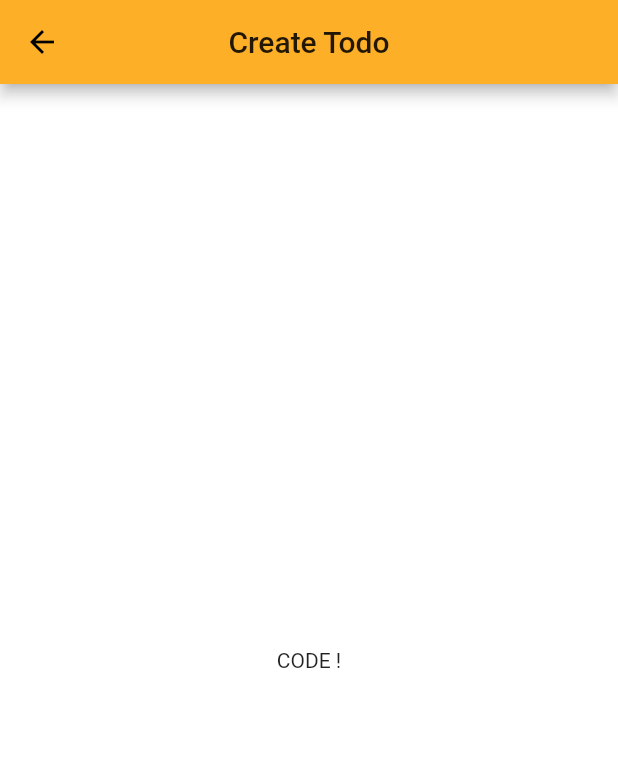
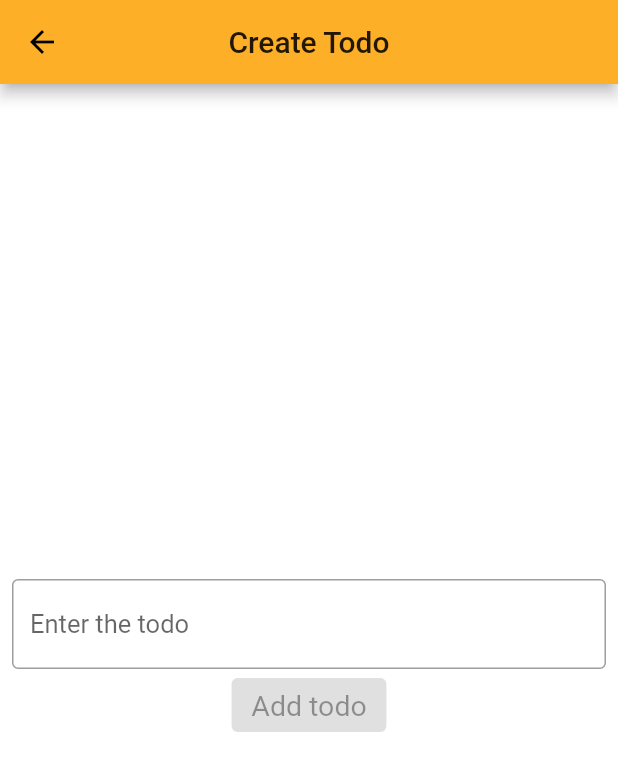
Before and after one commit to RashmiRanganathan/clean-code-architecture-flutter, a Flutter app: the TodoListScreen screen opened by its route, after a tap on the "add" icon, on a phone screen of 412 x 824 dp. Shown: the top 771 px of the screen. Run offline on Flutter 3.47's test engine with Material 2 defaults, Android fonts, the phone set to English and light mode, and no system bars; our stand-ins replace flutter_bloc, hive, kiwi; accounts and stored records are empty; generated files the repository leaves out were written again; Roboto replaces fonts that are missing (TTCommons).

Commit message:
Add UI components

```diff
--- a/lib/presentation/journey/todo/create_todo/create_todo_screen.dart
+++ b/lib/presentation/journey/todo/create_todo/create_todo_screen.dart
@@ -10,6 +10,9 @@ class CreateTodoScreen extends StatefulWidget {
 }
 
 class _CreateTodoScreenState extends State<CreateTodoScreen> {
+
+  String todoValue = '';
+
   @override
   void initState() {
     super.initState();
@@ -20,14 +23,40 @@ class _CreateTodoScreenState extends State<CreateTodoScreen> {
     super.dispose();
   }
 
+  void onTextChange(value) {
+    setState(() {
+      todoValue = value;
+    });
+  }
+
+ void onPressedToDo() {
+   print(todoValue);
+   Navigator.pop(context, todoValue);
+  }
+
   @override
   Widget build(BuildContext buildContext) => Scaffold(
         appBar: AppBar(
           title: Text('Create Todo'),
           centerTitle: true,
         ),
-        body: Center(
-          child: Text('CODE !'),
+        body: Padding(
+          padding: const EdgeInsets.all(8.0),
+          child: Column(
+            crossAxisAlignment: CrossAxisAlignment.center,
+            mainAxisAlignment: MainAxisAlignment.center,
+            children: <Widget>[
+              TextField(
+                onChanged: onTextChange,
+                decoration: InputDecoration(
+                    border: OutlineInputBorder(), hintText: 'Enter the todo'),
+              ),
+              ElevatedButton(
+                child: Text('Add todo'),
+                onPressed: todoValue.length > 0 ? () => onPressedToDo() : null,
+              )
+            ],
+          ),
         ),
       );
 }
--- a/lib/presentation/journey/todo/todo_list/todo_list_screen.dart
+++ b/lib/presentation/journey/todo/todo_list/todo_list_screen.dart
@@ -1,5 +1,7 @@
 import 'package:clean_code_architecture_flutter/common/constants/route_constants.dart';
 import 'package:flutter/material.dart';
+
+import '../../../../domain/entities/todo_entity.dart';
 
 class TodoListScreen extends StatefulWidget {
   TodoListScreen({
@@ -11,6 +13,7 @@ class TodoListScreen extends StatefulWidget {
 }
 
 class _TodoListScreenState extends State<TodoListScreen> {
+  List<TodoEntity> todoList = [];
   @override
   void initState() {
     super.initState();
@@ -21,6 +24,10 @@ class _TodoListScreenState extends State<TodoListScreen> {
     super.dispose();
   }
 
+  // toggleCheckbox(int index){
+  //   TodoEntity currentTodo =
+  // }
+
   @override
   Widget build(BuildContext buildContext) => Scaffold(
         appBar: AppBar(
@@ -29,13 +36,67 @@ class _TodoListScreenState extends State<TodoListScreen> {
           actions: [
             IconButton(
               icon: Icon(Icons.add),
-              onPressed: () =>
-                  Navigator.of(context).pushNamed(RouteList.createTodo),
+              onPressed: () => createTodo(buildContext),
             )
           ],
         ),
-        body: Center(
-          child: Text('CODE !'),
-        ),
+        body: todoList.length > 0
+            ? ListView.builder(
+                itemCount: todoList.length,
+                itemBuilder: (context, index) {
+                  TodoEntity todoItem = todoList[index];
+                  return eachRow(todoItem, index);
+                },
+              )
+            : defaultinitialScreen(),
       );
+
+  Container defaultinitialScreen() {
+    return Container(
+        alignment: Alignment.center, child: Text('Add some new tasks'));
+  }
+
+  Container eachRow(TodoEntity todo, int index) {
+    return Container(
+        margin: const EdgeInsets.all(8.0),
+        child: Dismissible(
+            key: UniqueKey(),
+            onDismissed: (DismissDirection dismiss) {
+              setState(() {
+                todoList.removeAt(index);
+              });
+            },
+            child: Row(
+              children: [
+                Checkbox(
+                  value: todo.completed,
+                  onChanged: (bool value) {
+                    setState(() {
+                      todo.completed = !todo.completed;
+                    });
+                  },
+                ),
+                SizedBox(
+                  width: 6.0,
+                ),
+                Text(todo.description,
+                    style: TextStyle(
+                        decoration: todo.completed
+                            ? TextDecoration.lineThrough
+                            : TextDecoration.none)),
+              ],
+            )));
+  }
+
+  void createTodo(BuildContext context) async {
+    await Navigator.of(context)
+        .pushNamed(RouteList.createTodo)
+        .then((value) => updateTheTodoList(value));
+  }
+
+  void updateTheTodoList(String value) {
+    setState(() {
+      todoList.add(TodoEntity(completed: false, description: value));
+    });
+  }
 }
```
Also changed, not shown: lib/domain/entities/todo_entity.dart (+16 -1 lines), 2 other files.
